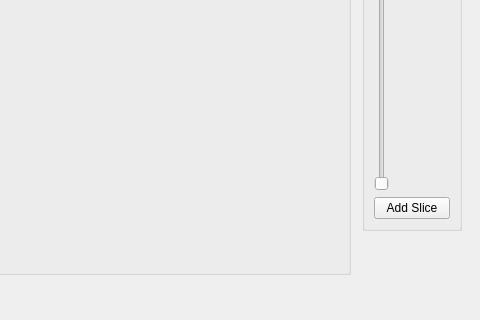
Before: the Qt Designer form src/Apps/SBIM/View/SeismicWindow.ui in jdms/rrm, drawn with Qt 5; both pictures show x 320 to 800 and y 360 to 680 of the 800 by 680 pixel window.
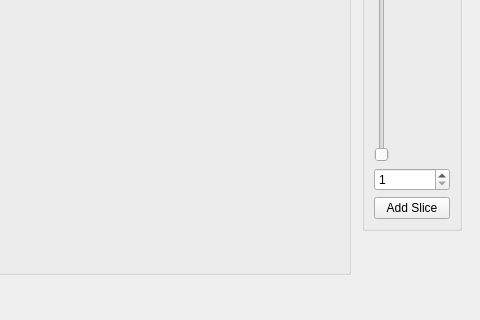
After: the same form once the commit is applied.

Commit message: Interpolation button working. Need at least 2 slices to generate a surface

Diff of the .ui file:
```diff
--- a/src/Apps/SBIM/View/SeismicWindow.ui
+++ b/src/Apps/SBIM/View/SeismicWindow.ui
@@ -257,7 +257,17 @@
          </widget>
         </item>
         <item>
-         <widget class="QPushButton" name="pushButton_AddSlice">
+         <widget class="QSpinBox" name="seismic_slices_spinBox_">
+          <property name="minimum">
+           <number>1</number>
+          </property>
+          <property name="maximum">
+           <number>290</number>
+          </property>
+         </widget>
+        </item>
+        <item>
+         <widget class="QPushButton" name="seismic_pushButton_AddSlice_">
           <property name="text">
            <string>Add Slice</string>
           </property>
```
Left out of the diff: 43 changed lines with no effect on the pictures. The commit also changes 17 other files.
